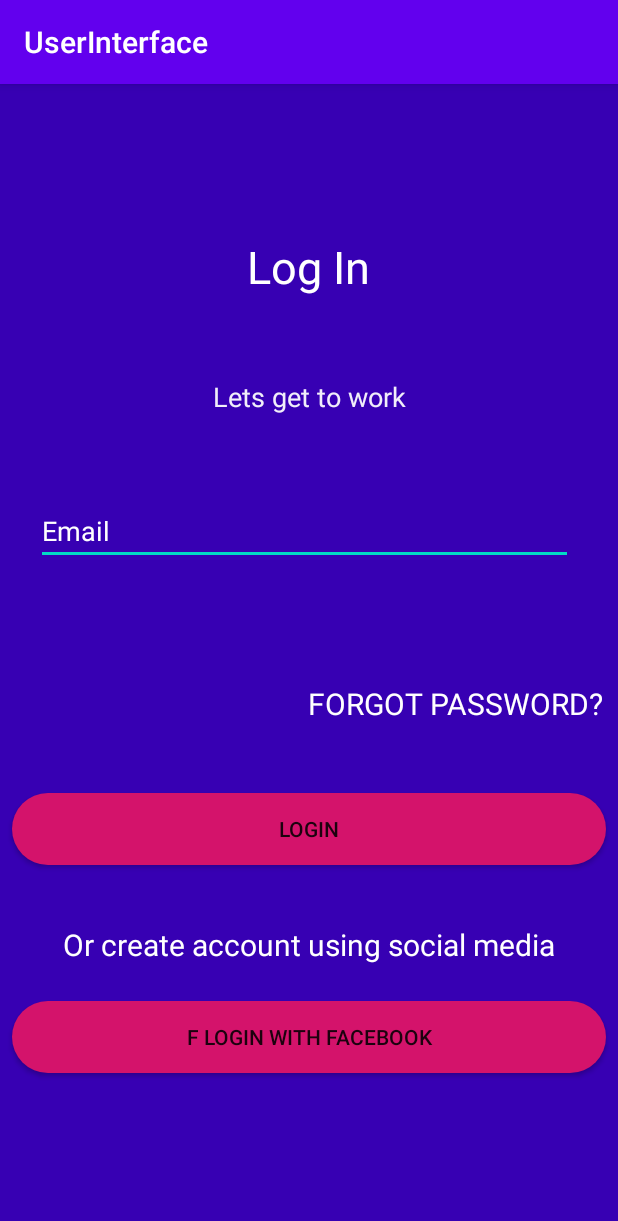
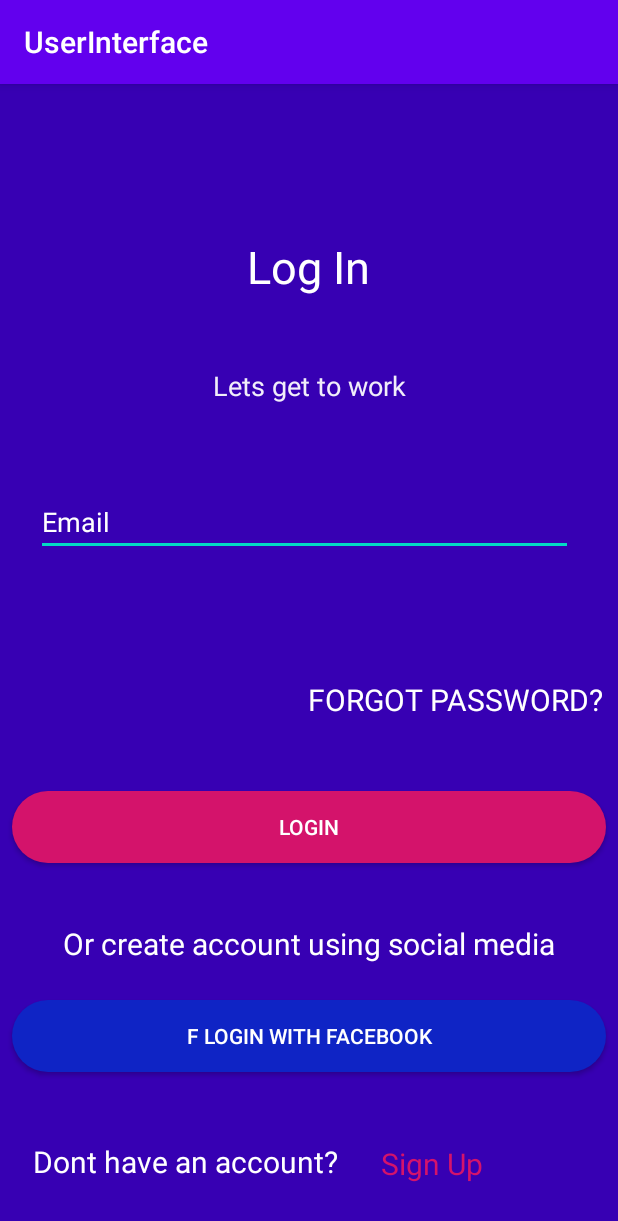
Before and after one commit to Simpanoi-95/LOGIN, an Android app: the screen it shows after launch (MainActivity), on a phone screen of 412 x 824 dp. Shown: the top 1221 px of the screen. Run offline under Robolectric (Android 15) with nearby library versions, the phone set to English and light mode, and no system bars.

Commit message:
first commit

```diff
--- /dev/null
+++ b/app/src/main/res/drawable/round_corners.xml
@@ -0,0 +1,7 @@
+<?xml version="1.0" encoding="utf-8"?>
+<shape xmlns:android="http://schemas.android.com/apk/res/android">
+    <corners android:radius="24dp" />
+    <solid android:color="#0f24c5" />
+
+
+</shape>
--- a/app/src/main/res/layout/activity_main.xml
+++ b/app/src/main/res/layout/activity_main.xml
@@ -29,7 +29,7 @@
         android:layout_width="wrap_content"
         android:layout_height="wrap_content"
         android:layout_marginStart="144dp"
-        android:layout_marginTop="40dp"
+        android:layout_marginTop="25dp"
         android:layout_marginEnd="144dp"
         android:layout_marginBottom="534dp"
         android:text="@string/text_two"
@@ -45,7 +45,7 @@
         android:layout_width="358dp"
         android:layout_height="39dp"
         android:layout_marginStart="8dp"
-        android:layout_marginTop="25dp"
+        android:layout_marginTop="20dp"
         android:layout_marginEnd="8dp"
         android:layout_marginBottom="413dp"
         android:autofillHints=""
@@ -105,6 +105,7 @@
         android:layout_marginEnd="8dp"
         android:layout_marginBottom="232dp"
         android:background="@drawable/rounded_corners"
+        android:textColor="@android:color/white"
         android:text="@string/login"
         app:layout_constraintBottom_toBottomOf="parent"
         app:layout_constraintEnd_toEndOf="parent"
@@ -135,12 +136,45 @@
         android:layout_marginTop="20dp"
         android:layout_marginEnd="8dp"
         android:layout_marginBottom="105dp"
+        android:background="@drawable/round_corners"
+        android:textColor="@android:color/white"
         android:text="@string/with_facebook"
-        android:background="@drawable/rounded_corners"
         app:layout_constraintBottom_toBottomOf="parent"
         app:layout_constraintEnd_toEndOf="parent"
         app:layout_constraintStart_toStartOf="parent"
         app:layout_constraintTop_toBottomOf="@+id/tvcreate" />
 
+    <TextView
+        android:id="@+id/tvdont"
+        android:layout_width="221dp"
+        android:layout_height="24dp"
+        android:layout_marginTop="46dp"
+        android:layout_marginEnd="8dp"
+        android:layout_marginBottom="40dp"
+        android:text="@string/an_account"
+        android:textColor="@android:color/white"
+        android:textSize="20sp"
+        app:layout_constraintBottom_toBottomOf="parent"
+        app:layout_constraintEnd_toEndOf="parent"
+        app:layout_constraintHorizontal_bias="0.12"
+        app:layout_constraintStart_toStartOf="parent"
+        app:layout_constraintTop_toBottomOf="@+id/btnfacebook"
+        app:layout_constraintVertical_bias="0.0" />
+
+    <TextView
+        android:id="@+id/tvsign"
+        android:layout_width="wrap_content"
+        android:layout_height="wrap_content"
+        android:layout_marginTop="49dp"
+        android:layout_marginEnd="80dp"
+        android:layout_marginBottom="37dp"
+        android:text="@string/sign_up"
+        android:textColor="#d4136b"
+        android:textSize="20sp"
+        app:layout_constraintBottom_toBottomOf="parent"
+        app:layout_constraintEnd_toEndOf="parent"
+        app:layout_constraintStart_toEndOf="@+id/tvdont"
+        app:layout_constraintTop_toBottomOf="@+id/btnfacebook" />
+
 
 </androidx.constraintlayout.widget.ConstraintLayout>
--- a/app/src/main/res/values/strings.xml
+++ b/app/src/main/res/values/strings.xml
@@ -8,4 +8,6 @@
     <string name="login">LOGIN</string>
     <string name="social_media">Or create account using social media</string>
     <string name="with_facebook">f Login with Facebook</string>
+    <string name="an_account">Dont have an account?</string>
+    <string name="sign_up">Sign Up</string>
 </resources>
```
